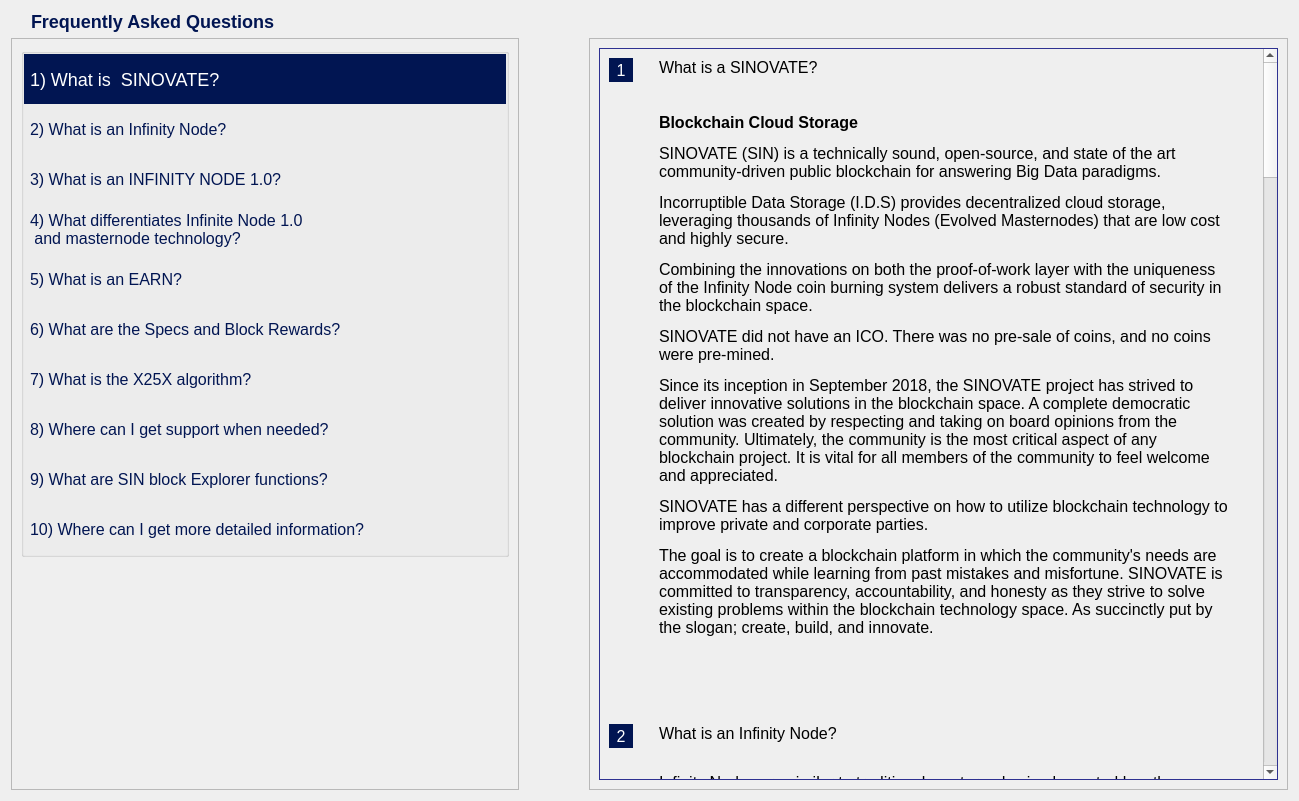
First picture: the form in src/qt/forms/faqpage.ui, repository hardwarewise/SIN-core, before the edit.
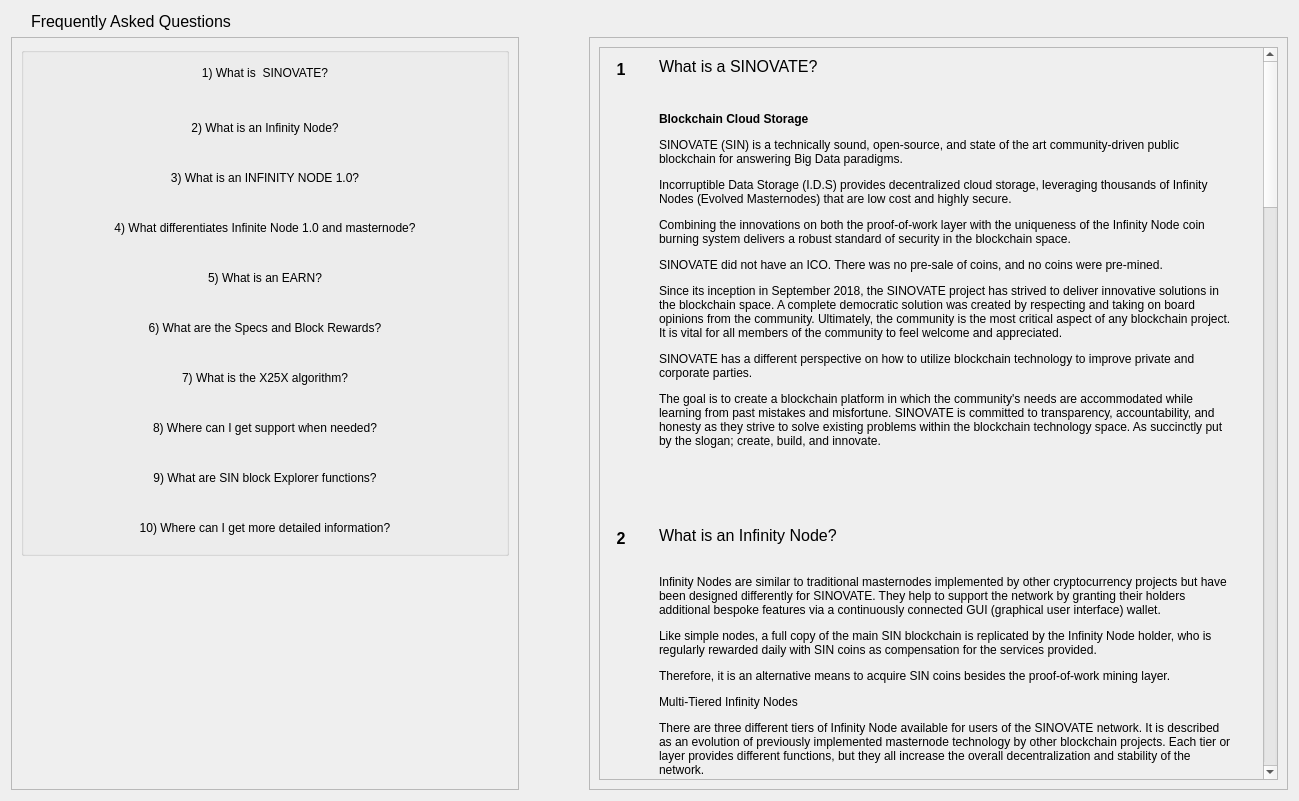
Second picture: the form after the edit.

```diff
--- a/src/qt/forms/faqpage.ui
+++ b/src/qt/forms/faqpage.ui
@@ -20,7 +20,7 @@
    <string>Form</string>
   </property>
   <property name="styleSheet">
-   <string notr="true">QPushButton { 
+   <string notr="true">/*QPushButton { 
 
     background-color:transparent;
     font-size:18px;
@@ -48,17 +48,21 @@
 
 QWidget {
 font-size: 16px;
-}</string>
+}
+*/</string>
   </property>
   <layout class="QVBoxLayout" name="verticalLayout_4">
    <item>
     <layout class="QHBoxLayout" name="horizontalLayout_2">
      <item>
       <widget class="QLabel" name="label">
+       <property name="font">
+        <font>
+         <pointsize>12</pointsize>
+        </font>
+       </property>
        <property name="styleSheet">
-        <string notr="true">font-size:18px;
-font-weight: bold;
-color: #011552;</string>
+        <string notr="true"/>
        </property>
        <property name="text">
         <string>Frequently Asked Questions</string>
@@ -103,6 +107,9 @@
             </property>
             <item>
              <widget class="QWidget" name="containerButtons" native="true">
+              <property name="styleSheet">
+               <string notr="true">background-color: transparent;</string>
+              </property>
               <layout class="QVBoxLayout" name="verticalLayout">
                <property name="spacing">
                 <number>0</number>
@@ -146,8 +153,14 @@
                   <property name="bottomMargin">
                    <number>0</number>
                   </property>
-                  <item>
+                  <item alignment="Qt::AlignVCenter">
                    <widget class="QPushButton" name="pushButtonFaq1">
+                    <property name="sizePolicy">
+                     <sizepolicy hsizetype="Expanding" vsizetype="Fixed">
+                      <horstretch>0</horstretch>
+                      <verstretch>0</verstretch>
+                     </sizepolicy>
+                    </property>
                     <property name="minimumSize">
                      <size>
                       <width>0</width>
@@ -163,6 +176,10 @@
                     <property name="focusPolicy">
                      <enum>Qt::NoFocus</enum>
                     </property>
+                    <property name="styleSheet">
+                     <string notr="true">border-radius: 0px;
+margin-bottom: 10px;</string>
+                    </property>
                     <property name="text">
                      <string>1) What is  SINOVATE?</string>
                     </property>
@@ -177,8 +194,14 @@
                     </property>
                    </widget>
                   </item>
-                  <item>
+                  <item alignment="Qt::AlignVCenter">
                    <widget class="QPushButton" name="pushButtonFaq2">
+                    <property name="sizePolicy">
+                     <sizepolicy hsizetype="Expanding" vsizetype="Fixed">
+                      <horstretch>0</horstretch>
+                      <verstretch>0</verstretch>
+                     </sizepolicy>
+                    </property>
                     <property name="minimumSize">
                      <size>
                       <width>0</width>
@@ -194,6 +217,11 @@
                     <property name="focusPolicy">
                      <enum>Qt::NoFocus</enum>
                     </property>
+                    <property name="styleSheet">
+                     <string notr="true">border-radius: 0px;
+margin-top:10px;
+margin-bottom: 10px;</string>
+                    </property>
                     <property name="text">
                      <string>2) What is an Infinity Node?</string>
                     </property>
@@ -205,8 +233,14 @@
                     </property>
                    </widget>
                   </item>
-                  <item>
+                  <item alignment="Qt::AlignVCenter">
                    <widget class="QPushButton" name="pushButtonFaq3">
+                    <property name="sizePolicy">
+                     <sizepolicy hsizetype="Expanding" vsizetype="Fixed">
+                      <horstretch>0</horstretch>
+                      <verstretch>0</verstretch>
+                     </sizepolicy>
+                    </property>
                     <property name="minimumSize">
                      <size>
                       <width>0</width>
@@ -222,6 +256,11 @@
                     <property name="focusPolicy">
                      <enum>Qt::NoFocus</enum>
                     </property>
+                    <property name="styleSheet">
+                     <string notr="true">border-radius: 0px;
+margin-top:10px;
+margin-bottom: 10px;</string>
+                    </property>
                     <property name="text">
                      <string>3) What is an INFINITY NODE 1.0?</string>
                     </property>
@@ -235,6 +274,12 @@
                   </item>
                   <item>
                    <widget class="QPushButton" name="pushButtonFaq4">
+                    <property name="sizePolicy">
+                     <sizepolicy hsizetype="Expanding" vsizetype="Fixed">
+                      <horstretch>0</horstretch>
+                      <verstretch>0</verstretch>
+                     </sizepolicy>
+                    </property>
                     <property name="minimumSize">
                      <size>
                       <width>0</width>
@@ -250,9 +295,13 @@
                     <property name="focusPolicy">
                      <enum>Qt::NoFocus</enum>
                     </property>
+                    <property name="styleSheet">
+                     <string notr="true">border-radius: 0px;
+margin-top:10px;
+margin-bottom: 10px;</string>
+                    </property>
                     <property name="text">
-                     <string>4) What differentiates Infinite Node 1.0 
- and masternode technology?</string>
+                     <string>4) What differentiates Infinite Node 1.0 and masternode?</string>
                     </property>
                     <property name="checkable">
                      <bool>true</bool>
@@ -262,8 +311,14 @@
                     </property>
                    </widget>
                   </item>
-                  <item>
+                  <item alignment="Qt::AlignVCenter">
                    <widget class="QPushButton" name="pushButtonFaq5">
+                    <property name="sizePolicy">
+                     <sizepolicy hsizetype="MinimumExpanding" vsizetype="Fixed">
+                      <horstretch>0</horstretch>
+                      <verstretch>0</verstretch>
+                     </sizepolicy>
+                    </property>
                     <property name="minimumSize">
                      <size>
                       <width>0</width>
@@ -273,6 +328,11 @@
                     <property name="focusPolicy">
                      <enum>Qt::NoFocus</enum>
                     </property>
+                    <property name="styleSheet">
+                     <string notr="true">border-radius: 0px;
+margin-top:10px;
+margin-bottom: 10px;</string>
+                    </property>
                     <property name="text">
                      <string>5) What is an EARN?</string>
                     </property>
@@ -284,8 +344,14 @@
                     </property>
                    </widget>
                   </item>
-                  <item>
+                  <item alignment="Qt::AlignVCenter">
                    <widget class="QPushButton" name="pushButtonFaq6">
+                    <property name="sizePolicy">
+                     <sizepolicy hsizetype="Expanding" vsizetype="Fixed">
+                      <horstretch>0</horstretch>
+                      <verstretch>0</verstretch>
+                     </sizepolicy>
+                    </property>
                     <property name="minimumSize">
                      <size>
                       <width>0</width>
@@ -295,6 +361,11 @@
                     <property name="focusPolicy">
                      <enum>Qt::NoFocus</enum>
                     </property>
+                    <property name="styleSheet">
+                     <string notr="true">border-radius: 0px;
+margin-top:10px;
+margin-bottom: 10px;</string>
+                    </property>
                     <property name="text">
                      <string>6) What are the Specs and Block Rewards?</string>
                     </property>
@@ -306,8 +377,14 @@
                     </property>
                    </widget>
                   </item>
-                  <item>
+                  <item alignment="Qt::AlignVCenter">
                    <widget class="QPushButton" name="pushButtonFaq7">
+                    <property name="sizePolicy">
+                     <sizepolicy hsizetype="Expanding" vsizetype="Fixed">
+                      <horstretch>0</horstretch>
+                      <verstretch>0</verstretch>
+                     </sizepolicy>
+                    </property>
                     <property name="minimumSize">
                      <size>
                       <width>0</width>
@@ -317,6 +394,11 @@
                     <property name="focusPolicy">
                      <enum>Qt::NoFocus</enum>
                     </property>
+                    <property name="styleSheet">
+                     <string notr="true">border-radius: 0px;
+margin-top:10px;
+margin-bottom: 10px;</string>
+                    </property>
                     <property name="text">
                      <string>7) What is the X25X algorithm?</string>
                     </property>
@@ -328,8 +410,14 @@
                     </property>
                    </widget>
                   </item>
-                  <item>
+                  <item alignment="Qt::AlignVCenter">
                    <widget class="QPushButton" name="pushButtonFaq8">
+                    <property name="sizePolicy">
+                     <sizepolicy hsizetype="Expanding" vsizetype="Fixed">
+                      <horstretch>0</horstretch>
+                      <verstretch>0</verstretch>
+                     </sizepolicy>
+                    </property>
                     <property name="minimumSize">
                      <size>
                       <width>0</width>
@@ -339,6 +427,11 @@
                     <property name="focusPolicy">
                      <enum>Qt::NoFocus</enum>
                     </property>
+                    <property name="styleSheet">
+                     <string notr="true">border-radius: 0px;
+margin-top:10px;
+margin-bottom: 10px;</string>
+                    </property>
                     <property name="text">
                      <string>8) Where can I get support when needed?</string>
                     </property>
@@ -350,8 +443,14 @@
                     </property>
                    </widget>
                   </item>
-                  <item>
+                  <item alignment="Qt::AlignVCenter">
                    <widget class="QPushButton" name="pushButtonFaq9">
+                    <property name="sizePolicy">
+                     <sizepolicy hsizetype="Expanding" vsizetype="Fixed">
+                      <horstretch>0</horstretch>
+                      <verstretch>0</verstretch>
+                     </sizepolicy>
+                    </property>
                     <property name="minimumSize">
                      <size>
                       <width>0</width>
@@ -361,6 +460,11 @@
                     <property name="focusPolicy">
                      <enum>Qt::NoFocus</enum>
                     </property>
+                    <property name="styleSheet">
+                     <string notr="true">border-radius: 0px;
+margin-top:10px;
+margin-bottom: 10px;</string>
+                    </property>
                     <property name="text">
                      <string>9) What are SIN block Explorer functions?</string>
                     </property>
@@ -372,8 +476,14 @@
                     </property>
                    </widget>
                   </item>
-                  <item>
+                  <item alignment="Qt::AlignVCenter">
                    <widget class="QPushButton" name="pushButtonFaq10">
+                    <property name="sizePolicy">
+                     <sizepolicy hsizetype="Expanding" vsizetype="Fixed">
+                      <horstretch>0</horstretch>
+                      <verstretch>0</verstretch>
+                     </sizepolicy>
+                    </property>
                     <property name="minimumSize">
                      <size>
                       <width>0</width>
@@ -383,6 +493,11 @@
                     <property name="focusPolicy">
                      <enum>Qt::NoFocus</enum>
                     </property>
+                    <property name="styleSheet">
+                     <string notr="true">border-radius: 0px;
+margin-top:10px;
+margin-bottom: 10px;</string>
+                    </property>
                     <property name="text">
                      <string>10) Where can I get more detailed information?</string>
                     </property>
@@ -448,11 +563,7 @@
             <item>
              <widget class="QScrollArea" name="scrollAreaFaq">
               <property name="styleSheet">
-               <string notr="true">#scrollAreaFaq { 
-background:transparent; 
-border: 1px solid #2E3191;
-}
-</string>
+               <string notr="true"/>
               </property>
               <property name="horizontalScrollBarPolicy">
                <enum>Qt::ScrollBarAlwaysOff</enum>
@@ -470,16 +581,16 @@
                <property name="geometry">
                 <rect>
                  <x>0</x>
-                 <y>-2295</y>
+                 <y>-2879</y>
                  <width>658</width>
-                 <height>4840</height>
+                 <height>3606</height>
                 </rect>
                </property>
                <property name="autoFillBackground">
-                <bool>false</bool>
+                <bool>true</bool>
                </property>
                <property name="styleSheet">
-                <string notr="true">#scrollAreaWidgetContents { background:transparent; }</string>
+                <string notr="true"/>
                </property>
                <layout class="QVBoxLayout" name="verticalLayout_7">
                 <property name="spacing">
@@ -532,9 +643,15 @@
                        <height>24</height>
                       </size>
                      </property>
+                     <property name="font">
+                      <font>
+                       <pointsize>12</pointsize>
+                       <weight>75</weight>
+                       <bold>true</bold>
+                      </font>
+                     </property>
                      <property name="styleSheet">
-                      <string notr="true">background-color:#011552;
-color: white;</string>
+                      <string notr="true"/>
                      </property>
                      <property name="text">
                       <string>1</string>
@@ -554,6 +671,11 @@
                      </property>
                      <item>
                       <widget class="QLabel" name="labelSubtitle1">
+                       <property name="font">
+                        <font>
+                         <pointsize>12</pointsize>
+                        </font>
+                       </property>
                        <property name="text">
                         <string>What is a SINOVATE?</string>
                        </property>
@@ -626,9 +748,15 @@
                        <height>24</height>
                       </size>
                      </property>
+                     <property name="font">
+                      <font>
+                       <pointsize>12</pointsize>
+                       <weight>75</weight>
+                       <bold>true</bold>
+                      </font>
+                     </property>
                      <property name="styleSheet">
-                      <string notr="true">background-color:#011552;
-color: white;</string>
+                      <string notr="true"/>
                      </property>
                      <property name="text">
                       <string>2</string>
@@ -651,6 +779,11 @@
                      </property>
                      <item>
                       <widget class="QLabel" name="labelSubtitle2">
+                       <property name="font">
+                        <font>
+                         <pointsize>12</pointsize>
+                        </font>
+                       </property>
                        <property name="text">
                         <string>What is an Infinity Node?</string>
                        </property>
@@ -678,7 +811,7 @@
                      <item>
                       <widget class="QLabel" name="labelContent2">
                        <property name="text">
-                        <string>&lt;html&gt;&lt;head/&gt;&lt;body&gt;&lt;p&gt;Infinity Nodes are similar to traditional masternodes implemented by other cryptocurrency projects but have been designed differently for SINOVATE. They help to support the network by granting their holders additional bespoke features via a continuously connected GUI (graphical user interface) wallet. &lt;/p&gt;&lt;p&gt;Like simple nodes, a full copy of the main SIN blockchain is replicated by the Infinity Node holder, who is regularly rewarded daily with SIN coins as compensation for the services provided. &lt;/p&gt;&lt;p&gt;Therefore, it is an alternative means to acquire SIN coins besides the proof-of-work mining layer. &lt;/p&gt;&lt;p&gt;Multi-Tiered Infinity Nodes&lt;/p&gt;&lt;p&gt;There are three different tiers of Infinity Node available for users of the SINOVATE network. It is described as an evolution of previously implemented masternode technology by other blockchain projects. Each tier or layer provides different functions, but they all increase the overall decentralization and stability of the network. &lt;/p&gt;&lt;p&gt;Each tier requires different collateral in order to create the Infinity Node: &lt;/p&gt;&lt;p&gt;1. 100,000 SIN coins for Mini SIN&lt;/p&gt;&lt;p&gt;2. 500,000 SIN coins for Mid SIN &lt;/p&gt;&lt;p&gt;3. 1,000,000 SIN coins for Big SIN &lt;/p&gt;&lt;p&gt;For full transparency, SIN coins used to create Infinity Nodes are burnt and sent to the unspendable SIN wallet address below.&lt;/p&gt;&lt;p&gt;SinBurnAddress123456789SuqaXbx3AMC&lt;/p&gt;&lt;p&gt;For the installation guides, please visit &lt;a href=&quot;https://docs.sinovate.io/#/&quot;&gt;&lt;span style=&quot; text-decoration: underline; color:#0000ff;&quot;&gt;https://docs.sinovate.io/#/&lt;/span&gt;&lt;/a&gt;&lt;/p&gt;&lt;p&gt;&lt;br/&gt;&lt;/p&gt;&lt;/body&gt;&lt;/html&gt;</string>
+                        <string>&lt;html&gt;&lt;head/&gt;&lt;body&gt;&lt;p&gt;Infinity Nodes are similar to traditional masternodes implemented by other cryptocurrency projects but have been designed differently for SINOVATE. They help to support the network by granting their holders additional bespoke features via a continuously connected GUI (graphical user interface) wallet. &lt;/p&gt;&lt;p&gt;Like simple nodes, a full copy of the main SIN blockchain is replicated by the Infinity Node holder, who is regularly rewarded daily with SIN coins as compensation for the services provided. &lt;/p&gt;&lt;p&gt;Therefore, it is an alternative means to acquire SIN coins besides the proof-of-work mining layer. &lt;/p&gt;&lt;p&gt;Multi-Tiered Infinity Nodes&lt;/p&gt;&lt;p&gt;There are three different tiers of Infinity Node available for users of the SINOVATE network. It is described as an evolution of previously implemented masternode technology by other blockchain projects. Each tier or layer provides different functions, but they all increase the overall decentralization and stability of the network. &lt;/p&gt;&lt;p&gt;Each tier requires different collateral in order to create the Infinity Node: &lt;/p&gt;&lt;p&gt;1. 100,000 SIN coins for Mini SIN&lt;/p&gt;&lt;p&gt;2. 500,000 SIN coins for Mid SIN &lt;/p&gt;&lt;p&gt;3. 1,000,000 SIN coins for Big SIN &lt;/p&gt;&lt;p&gt;For full transparency, SIN coins used to create Infinity Nodes are burnt and sent to the unspendable SIN wallet address below.&lt;/p&gt;&lt;p&gt;SinBurnAddress123456789SuqaXbx3AMC&lt;/p&gt;&lt;p&gt;For the installation guides, please visit &lt;a href=&quot;https://docs.sinovate.io/#/&quot;&gt;&lt;span style=&quot; text-decoration: underline; color:#2d9ad0;&quot;&gt;https://docs.sinovate.io/#/&lt;/span&gt;&lt;/a&gt;&lt;/p&gt;&lt;p&gt;&lt;br/&gt;&lt;/p&gt;&lt;/body&gt;&lt;/html&gt;</string>
                        </property>
                        <property name="alignment">
                         <set>Qt::AlignLeading|Qt::AlignLeft|Qt::AlignTop</set>
@@ -723,9 +856,15 @@
                        <height>24</height>
                       </size>
                      </property>
+                     <property name="font">
+                      <font>
+                       <pointsize>12</pointsize>
+                       <weight>75</weight>
+                       <bold>true</bold>
+                      </font>
+                     </property>
                      <property name="styleSheet">
-                      <string notr="true">background-color:#011552;
-color: white;</string>
+                      <string notr="true"/>
                      </property>
                      <property name="text">
                       <string>3</string>
@@ -745,6 +884,11 @@
                      </property>
                      <item>
                       <widget class="QLabel" name="labelSubtitle3">
+                       <property name="font">
+                        <font>
+                         <pointsize>12</pointsize>
+                        </font>
+                       </property>
                        <property name="text">
                         <string>What is an INFINITY NODE 1.0?</string>
                        </property>
@@ -817,9 +961,15 @@
                        <height>24</height>
                       </size>
                      </property>
+                     <property name="font">
+                      <font>
+                       <pointsize>12</pointsize>
+                       <weight>75</weight>
+                       <bold>true</bold>
+                      </font>
+                     </property>
                      <property name="styleSheet">
-                      <string notr="true">background-color:#011552;
-color: white;</string>
+                      <string notr="true"/>
                      </property>
                      <property name="text">
                       <string>4</string>
@@ -839,6 +989,11 @@
                      </property>
                      <item>
                       <widget class="QLabel" name="labelSubtitle4">
+                       <property name="font">
+                        <font>
+                         <pointsize>12</pointsize>
+                        </font>
+                       </property>
                        <property name="text">
                         <string>What differentiates Infinite Node 1.0 
  and masternode technology?</string>
@@ -912,9 +1067,15 @@
                        <height>24</height>
                       </size>
                      </property>
+                     <property name="font">
+                      <font>
+                       <pointsize>12</pointsize>
+                       <weight>75</weight>
+                       <bold>true</bold>
+                      </font>
+                     </property>
                      <property name="styleSheet">
-                      <string notr="true">background-color:#011552;
-color: white;</string>
+                      <string notr="true"/>
                      </property>
                      <property name="text">
                       <string>5</string>
@@ -934,6 +1095,11 @@
                      </property>
                      <item>
                       <widget class="QLabel" name="labelSubtitle5">
+                       <property name="font">
+                        <font>
+                         <pointsize>12</pointsize>
+                        </font>
+                       </property>
                        <property name="text">
                         <string>What is an EARN?</string>
                        </property>
@@ -1006,9 +1172,15 @@
                        <height>24</height>
                       </size>
                      </property>
+                     <property name="font">
+                      <font>
+                       <pointsize>12</pointsize>
+                       <weight>75</weight>
+                       <bold>true</bold>
+                      </font>
+                     </property>
                      <property name="styleSheet">
-                      <string notr="true">background-color:#011552;
-color: white;</string>
+                      <string notr="true"/>
                      </property>
                      <property name="text">
                       <string>6</string>
@@ -1031,6 +1203,11 @@
                      </property>
                      <item>
                       <widget class="QLabel" name="labelSubtitle6">
+                       <property name="font">
+                        <font>
+                         <pointsize>12</pointsize>
+                        </font>
+                       </property>
                        <property name="text">
                         <string>What are the Specifications and Block Rewards?</string>
                        </property>
@@ -1103,9 +1280,15 @@
                        <height>24</height>
                       </size>
                      </property>
+                     <property name="font">
+                      <font>
+                       <pointsize>12</pointsize>
+                       <weight>75</weight>
+                       <bold>true</bold>
+                      </font>
+                     </property>
                      <property name="styleSheet">
-                      <string notr="true">background-color:#011552;
-color: white;</string>
+                      <string notr="true"/>
                      </property>
                      <property name="text">
                       <string>7</string>
@@ -1125,6 +1308,11 @@
                      </property>
                      <item>
                       <widget class="QLabel" name="labelSubtitle7">
+                       <property name="font">
+                        <font>
+                         <pointsize>12</pointsize>
+                        </font>
+                       </property>
                        <property name="text">
                         <string>What is the X25X algorithm?</string>
                        </property>
@@ -1197,9 +1385,15 @@
                        <height>24</height>
                       </size>
                      </property>
+                     <property name="font">
+                      <font>
+                       <pointsize>12</pointsize>
+                       <weight>75</weight>
+                       <bold>true</bold>
+                      </font>
+                     </property>
                      <property name="styleSheet">
-                      <string notr="true">background-color:#011552;
-color: white;</string>
+                      <string notr="true"/>
                      </property>
                      <property name="text">
                       <string>8</string>
@@ -1219,6 +1413,11 @@
                      </property>
                      <item>
                       <widget class="QLabel" name="labelSubtitle8">
+                       <property name="font">
+                        <font>
+                         <pointsize>12</pointsize>
+                        </font>
+                       </property>
                        <property name="text">
                         <string>Where can I get support when needed?</string>
                        </property>
@@ -1246,7 +1445,7 @@
                      <item>
                       <widget class="QLabel" name="labelContent8">
                        <property name="text">
-                        <string>&lt;html&gt;&lt;head/&gt;&lt;body&gt;&lt;p&gt;You can get continuous support through our &lt;a href=&quot;https://sinovate.io/links/discord&quot;&gt;&lt;span style=&quot; text-decoration: underline; color:#0000ff;&quot;&gt;Discord support channel&lt;/span&gt;&lt;/a&gt;.&lt;/p&gt;&lt;/body&gt;&lt;/html&gt;</string>
+                        <string>&lt;html&gt;&lt;head/&gt;&lt;body&gt;&lt;p&gt;You can get continuous support through our &lt;a href=&quot;https://sinovate.io/links/discord&quot;&gt;&lt;span style=&quot; text-decoration: underline; color:#2d9ad0;&quot;&gt;Discord support channel&lt;/span&gt;&lt;/a&gt;.&lt;/p&gt;&lt;/body&gt;&lt;/html&gt;</string>
                        </property>
                        <property name="alignment">
                         <set>Qt::AlignLeading|Qt::AlignLeft|Qt::AlignTop</set>
@@ -1291,9 +1490,15 @@
                        <height>24</height>
                       </size>
                      </property>
+                     <property name="font">
+                      <font>
+                       <pointsize>12</pointsize>
+                       <weight>75</weight>
+                       <bold>true</bold>
+                      </font>
+                     </property>
                      <property name="styleSheet">
-                      <string notr="true">background-color:#011552;
-color: white;</string>
+                      <string notr="true"/>
                      </property>
                      <property name="text">
                       <string>9</string>
@@ -1313,6 +1518,11 @@
                      </property>
                      <item>
                       <widget class="QLabel" name="labelSubtitle9">
+                       <property name="font">
+                        <font>
+                         <pointsize>12</pointsize>
+                        </font>
+                       </property>
                        <property name="text">
                         <string>What are SIN block Explorer functions?</string>
                        </property>
@@ -1340,7 +1550,7 @@
                      <item>
                       <widget class="QLabel" name="labelContent9">
                        <property name="text">
-                        <string>&lt;html&gt;&lt;head/&gt;&lt;body&gt;&lt;p&gt;The custom &lt;a href=&quot;https://explorer.sinovate.io&quot;&gt;&lt;span style=&quot; text-decoration: underline; color:#0000ff;&quot;&gt;SIN Block Explorer&lt;/span&gt;&lt;/a&gt; enables the following:&lt;/p&gt;&lt;p&gt;To view, all blocks timestamped since the launch of the blockchain&lt;/p&gt;&lt;p&gt;To trace all transactions sent/received&lt;/p&gt;&lt;p&gt;To investigate every wallet address created by the network&lt;/p&gt;&lt;p&gt;To monitor the total hash rate and difficulty of the network&lt;/p&gt;&lt;p&gt;To view the top 200 wallet addresses (SIN coin distribution)&lt;/p&gt;&lt;p&gt;To find out how many nodes are active&lt;/p&gt;&lt;p&gt;To see how many SIN coins have been burnt&lt;/p&gt;&lt;p&gt;To view the current ROI statistics (how many days before the initial Infinity Node-locked SIN coin investment is paid back)&lt;/p&gt;&lt;/body&gt;&lt;/html&gt;</string>
+                        <string>&lt;html&gt;&lt;head/&gt;&lt;body&gt;&lt;p&gt;The custom &lt;a href=&quot;https://explorer.sinovate.io&quot;&gt;&lt;span style=&quot; text-decoration: underline; color:#2d9ad0;&quot;&gt;SIN Block Explorer&lt;/span&gt;&lt;/a&gt; enables the following:&lt;/p&gt;&lt;p&gt;To view, all blocks timestamped since the launch of the blockchain&lt;/p&gt;&lt;p&gt;To trace all transactions sent/received&lt;/p&gt;&lt;p&gt;To investigate every wallet address created by the network&lt;/p&gt;&lt;p&gt;To monitor the total hash rate and difficulty of the network&lt;/p&gt;&lt;p&gt;To view the top 200 wallet addresses (SIN coin distribution)&lt;/p&gt;&lt;p&gt;To find out how many nodes are active&lt;/p&gt;&lt;p&gt;To see how many SIN coins have been burnt&lt;/p&gt;&lt;p&gt;To view the current ROI statistics (how many days before the initial Infinity Node-locked SIN coin investment is paid back)&lt;/p&gt;&lt;/body&gt;&lt;/html&gt;</string>
                        </property>
                        <property name="alignment">
                         <set>Qt::AlignLeading|Qt::AlignLeft|Qt::AlignTop</set>
@@ -1385,9 +1595,15 @@
                        <height>24</height>
                       </size>
                      </property>
+                     <property name="font">
+                      <font>
+                       <pointsize>12</pointsize>
+                       <weight>75</weight>
+                       <bold>true</bold>
+                      </font>
+                     </property>
                      <property name="styleSheet">
-                      <string notr="true">background-color:#011552;
-color: white;</string>
+                      <string notr="true"/>
                      </property>
                      <property name="text">
                       <string>10</string>
@@ -1407,6 +1623,11 @@
                      </property>
                      <item>
                       <widget class="QLabel" name="labelSubtitle10">
+                       <property name="font">
+                        <font>
+                         <pointsize>12</pointsize>
+                        </font>
+                       </property>
                        <property name="text">
                         <string>Where can I get more detailed information?</string>
                        </property>
@@ -1434,7 +1655,7 @@
                      <item>
                       <widget class="QLabel" name="labelContent10">
                        <property name="text">
-                        <string>&lt;html&gt;&lt;head/&gt;&lt;body&gt;&lt;p&gt;For more detailed information, you can visit the &lt;a href=&quot;https://sinovate.io&quot;&gt;&lt;span style=&quot; text-decoration: underline; color:#0000ff;&quot;&gt;sinovate.io&lt;/span&gt;&lt;/a&gt; website. You can also check out our &lt;a href=&quot;https://docs.sinovate.io/#/SINOVATE_Whitepaper_Light&quot;&gt;&lt;span style=&quot; text-decoration: underline; color:#0000ff;&quot;&gt;Whitepaper&lt;/span&gt;&lt;/a&gt; document.&lt;/p&gt;&lt;/body&gt;&lt;/html&gt;</string>
+                        <string>&lt;html&gt;&lt;head/&gt;&lt;body&gt;&lt;p&gt;For more detailed information, you can visit the &lt;a href=&quot;https://sinovate.io&quot;&gt;&lt;span style=&quot; text-decoration: underline; color:#2d9ad0;&quot;&gt;sinovate.io&lt;/span&gt;&lt;/a&gt; website. You can also check out our &lt;a href=&quot;https://docs.sinovate.io/#/SINOVATE_Whitepaper_Light&quot;&gt;&lt;span style=&quot; text-decoration: underline; color:#2d9ad0;&quot;&gt;Whitepaper&lt;/span&gt;&lt;/a&gt; document.&lt;/p&gt;&lt;/body&gt;&lt;/html&gt;</string>
                        </property>
                        <property name="alignment">
                         <set>Qt::AlignLeading|Qt::AlignLeft|Qt::AlignTop</set>
```
